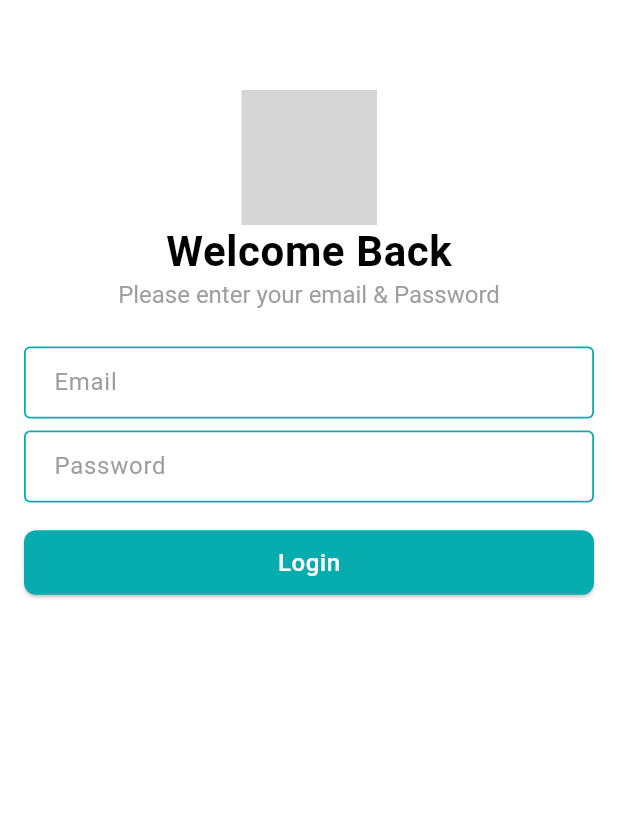
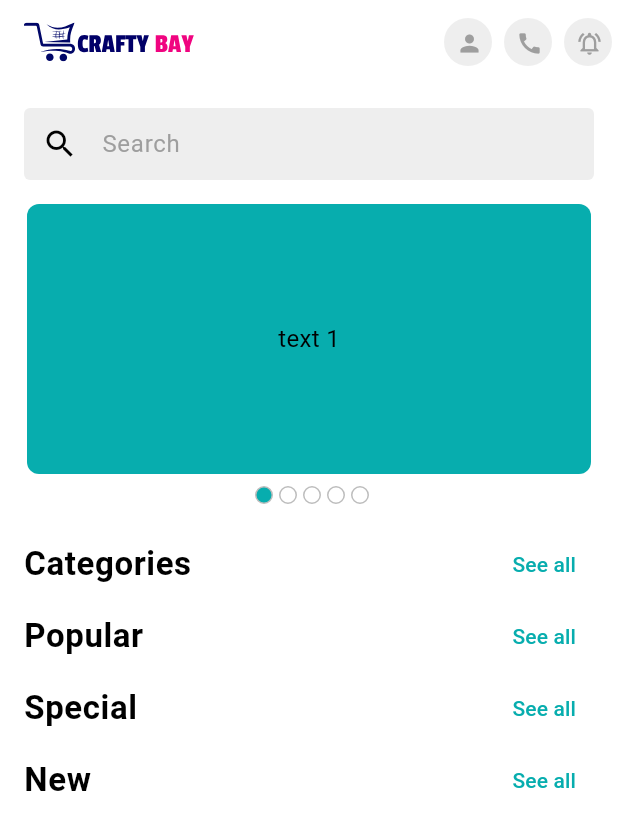
Before and after one commit to jihanurrahman33/crafty_bay, a Flutter app: the screen it shows after launch, on a phone screen of 412 x 824 dp. Shown: the top 830 px of the screen. Run offline on Flutter 3.47's test engine with Material 3 defaults, Android fonts, the phone set to English and light mode, and no system bars; drawn by our look-alikes of carousel_slider; our stand-ins replace firebase_core, firebase_crashlytics, flutter_svg; accounts and stored records are empty; generated files the repository leaves out were written again; grey boxes are pictures that could not be loaded.

Commit message:
[WIP]: Home Screen ui design in Progress

```diff
--- a/lib/app/app_routes.dart
+++ b/lib/app/app_routes.dart
@@ -1,6 +1,7 @@
 import 'package:crafty_bay/features/auth/ui/screens/login_screen.dart';
 import 'package:crafty_bay/features/auth/ui/screens/sign_up_screen.dart';
 import 'package:crafty_bay/features/auth/ui/screens/splash_screen.dart';
+import 'package:crafty_bay/features/home/ui/screens/home_screen.dart';
 import 'package:flutter/material.dart';
 
 class AppRoutes {
@@ -16,6 +17,9 @@ class AppRoutes {
     if (settings.name == SignUpScreen.name) {
       screenWidget = SignUpScreen();
     }
+    if(settings.name==HomeScreen.name){
+      screenWidget=HomeScreen();
+    }
 
     return MaterialPageRoute(builder: (context) => screenWidget);
   }
--- a/lib/app/app_theme.dart
+++ b/lib/app/app_theme.dart
@@ -45,6 +45,16 @@ class AppTheme {
         letterSpacing: 0.4,
       ),
       headlineMedium: TextStyle(fontSize: 16, color: Colors.grey),
+      titleMedium: TextStyle(
+        fontSize: 24,
+        fontWeight: FontWeight.w600,
+        letterSpacing: 0.4,
+      ),
+      titleSmall: TextStyle(
+        fontSize: 22,
+        fontWeight: FontWeight.w600,
+        letterSpacing: 0.4,
+      ),
     );
   }
 }
--- /dev/null
+++ b/lib/app/assets_paths.dart
@@ -0,0 +1,6 @@
+class AssetPath{
+  static const String _imageUrl='assets/images';
+  static const String appLogoSvg='$_imageUrl/logo.svg';
+  static const String navAppLogoSvg='$_imageUrl/logo_nav.svg';
+
+}
--- a/lib/features/auth/ui/screens/login_screen.dart
+++ b/lib/features/auth/ui/screens/login_screen.dart
@@ -87,4 +87,10 @@ class _LoginScreenState extends State<LoginScreen> {
     // }
     Navigator.pushNamed(context, SignUpScreen.name);
   }
+  @override
+  void dispose() {
+    _emailTEController.dispose();
+    _passwordTEController.dispose();
+    super.dispose();
+  }
 }
--- a/lib/features/auth/ui/screens/sign_up_screen.dart
+++ b/lib/features/auth/ui/screens/sign_up_screen.dart
@@ -160,4 +160,16 @@ class _SignUpScreenState extends State<SignUpScreen> {
   void _onTapSignUpButton() {
     if (_formKey.currentState!.validate()) {}
   }
+
+  @override
+  void dispose() {
+    _emailTEController.dispose();
+    _firstNameTEController.dispose();
+    _lastNameTEController.dispose();
+    _passwordTEController.dispose();
+    _mobileTEController.dispose();
+    _cityTEController.dispose();
+    _addressTEController.dispose();
+    super.dispose();
+  }
 }
--- a/lib/features/auth/ui/screens/splash_screen.dart
+++ b/lib/features/auth/ui/screens/splash_screen.dart
@@ -2,6 +2,7 @@ import 'dart:async';
 
 import 'package:crafty_bay/features/auth/ui/screens/login_screen.dart';
 import 'package:crafty_bay/features/auth/ui/widgets/app_logo.dart';
+import 'package:crafty_bay/features/home/ui/screens/home_screen.dart';
 import 'package:flutter/material.dart';
 
 class SplashScreen extends StatefulWidget {
@@ -13,14 +14,14 @@ class SplashScreen extends StatefulWidget {
 }
 
 class _SplashScreenState extends State<SplashScreen> {
-  Future<void> _moveToNextScreen() async {
+  Future<void> _moveToHomeScreen() async {
     await Future.delayed(Duration(seconds: 2));
-    Navigator.pushReplacementNamed(context, LoginScreen.name);
+    Navigator.pushReplacementNamed(context, HomeScreen.name);
   }
 
   @override
   void initState() {
-    _moveToNextScreen();
+    _moveToHomeScreen();
     super.initState();
   }
 
--- /dev/null
+++ b/lib/features/auth/ui/widgets/app_logo.dart
@@ -0,0 +1,19 @@
+import 'package:crafty_bay/app/assets_paths.dart';
+import 'package:flutter/material.dart';
+import 'package:flutter_svg/svg.dart';
+
+class AppLogo extends StatelessWidget {
+  const AppLogo({super.key, this.height, this.width});
+  final double? width;
+  final double? height;
+
+  @override
+  Widget build(BuildContext context) {
+    return SvgPicture.asset(
+      AssetPath.appLogoSvg,
+      width: width ?? 120,
+      height: height,
+      fit: BoxFit.scaleDown,
+    );
+  }
+}
--- /dev/null
+++ b/lib/features/home/ui/screens/home_screen.dart
@@ -0,0 +1,70 @@
+import 'package:carousel_slider/carousel_slider.dart';
+import 'package:crafty_bay/app/assets_paths.dart';
+import 'package:flutter/material.dart';
+import 'package:flutter_svg/flutter_svg.dart';
+
+import '../widgets/app_bar_icon_button.dart';
+import '../widgets/home_carousel_slider.dart';
+import '../widgets/product_search_bar.dart';
+
+class HomeScreen extends StatefulWidget {
+  const HomeScreen({super.key});
+  static final String name = '/home';
+
+  @override
+  State<HomeScreen> createState() => _HomeScreenState();
+}
+
+class _HomeScreenState extends State<HomeScreen> {
+  @override
+  Widget build(BuildContext context) {
+    return Scaffold(
+      appBar: _buildAppBar(),
+      body: Padding(
+        padding: const EdgeInsets.symmetric(horizontal: 16.0),
+        child: Column(
+          children: [
+            SizedBox(height: 16),
+            ProductSearchBar(),
+            SizedBox(height: 16),
+            HomeCarouselSlider(),
+            SizedBox(height: 16),
+            _buildSectionHeader(title: 'Categories',onTapSeeAll: (){}),
+
+            _buildSectionHeader(title: 'Popular',onTapSeeAll: (){}),
+            _buildSectionHeader(title: 'Special',onTapSeeAll: (){}),
+            _buildSectionHeader(title: 'New',onTapSeeAll: (){}),
+          ],
+        ),
+      ),
+    );
+  }
+
+
+
+  AppBar _buildAppBar() {
+    return AppBar(
+      title: SvgPicture.asset(AssetPath.navAppLogoSvg),
+      actions: [
+        AppBarIconButton(iconData: Icons.person, onTap: () {}),
+        AppBarIconButton(iconData: Icons.call, onTap: () {}),
+        AppBarIconButton(
+          iconData: Icons.notifications_on_outlined,
+          onTap: () {},
+        ),
+      ],
+    );
+  }
+  Widget _buildSectionHeader({required String title,required VoidCallback onTapSeeAll}) {
+    return Row(
+      mainAxisAlignment: MainAxisAlignment.spaceBetween,
+      children: [
+        Text(
+          title,
+          style: Theme.of(context).textTheme.titleSmall,
+        ),
+        TextButton(onPressed: onTapSeeAll, child: Text('See all')),
+      ],
+    );
+  }
+}
--- /dev/null
+++ b/lib/features/home/ui/widgets/app_bar_icon_button.dart
@@ -0,0 +1,26 @@
+import 'package:flutter/material.dart';
+
+class AppBarIconButton extends StatelessWidget {
+  const AppBarIconButton({
+    super.key,
+    required this.iconData,
+    required this.onTap,
+  });
+  final VoidCallback onTap;
+  final IconData iconData;
+
+  @override
+  Widget build(BuildContext context) {
+    return Padding(
+      padding: const EdgeInsets.symmetric(horizontal: 4),
+      child: CircleAvatar(
+        radius: 16,
+        backgroundColor: Colors.grey.shade200,
+        child: IconButton(
+          onPressed: onTap,
+          icon: Icon(iconData, color: Colors.grey, size: 18),
+        ),
+      ),
+    );
+  }
+}
--- /dev/null
+++ b/lib/features/home/ui/widgets/home_carousel_slider.dart
@@ -0,0 +1,69 @@
+import 'package:carousel_slider/carousel_slider.dart';
+import 'package:crafty_bay/app/app_colors.dart';
+import 'package:flutter/material.dart';
+
+class HomeCarouselSlider extends StatefulWidget {
+  const HomeCarouselSlider({super.key});
+
+  @override
+  State<HomeCarouselSlider> createState() => _HomeCarouselSliderState();
+}
+
+class _HomeCarouselSliderState extends State<HomeCarouselSlider> {
+  final ValueNotifier<int> _currentSlider = ValueNotifier(0);
+  @override
+  Widget build(BuildContext context) {
+    return Column(
+      children: [
+        CarouselSlider(
+          options: CarouselOptions(
+            height: 180.0,
+            viewportFraction: 1,
+            onPageChanged: (int currentIndex, _) {
+              _currentSlider.value = currentIndex;
+            },
+          ),
+          items:
+              [1, 2, 3, 4, 5].map((i) {
+                return Builder(
+                  builder: (BuildContext context) {
+                    return Container(
+                      width: MediaQuery.of(context).size.width,
+                      margin: EdgeInsets.symmetric(horizontal: 2.0),
+                      decoration: BoxDecoration(
+                        borderRadius: BorderRadius.circular(8),
+                        color: AppColors.themeColor,
+                      ),
+                      alignment: Alignment.center,
+                      child: Text('text $i', style: TextStyle(fontSize: 16.0)),
+                    );
+                  },
+                );
+              }).toList(),
+        ),
+        SizedBox(height: 8),
+        ValueListenableBuilder(
+          valueListenable: _currentSlider,
+          builder: (context, index, _) {
+            return Row(
+              mainAxisAlignment: MainAxisAlignment.center,
+              children: [
+                for (int i = 0; i < 5; i++)
+                  Container(
+                    margin: EdgeInsets.only(left: 4),
+                    width: 12,
+                    height: 12,
+                    decoration: BoxDecoration(
+                      border: Border.all(color: Colors.grey.shade400, width: 1),
+                      borderRadius: BorderRadius.circular(8),
+                      color: index == i ? AppColors.themeColor : null,
+                    ),
+                  ),
+              ],
+            );
+          },
+        ),
+      ],
+    );
+  }
+}
--- /dev/null
+++ b/lib/features/home/ui/widgets/product_search_bar.dart
@@ -0,0 +1,27 @@
+import 'package:flutter/material.dart';
+
+class ProductSearchBar extends StatelessWidget {
+  const ProductSearchBar({
+    super.key,
+  });
+
+  @override
+  Widget build(BuildContext context) {
+    return TextField(
+      textInputAction: TextInputAction.search,
+      onSubmitted: (String? value){
+        //TODO: Search a Product
+      },
+      decoration: InputDecoration(
+        hintText: 'Search',
+
+        prefixIcon: Icon(Icons.search),
+        fillColor: Colors.grey.shade200,
+        filled: true,
+        enabledBorder: OutlineInputBorder(borderSide: BorderSide.none),
+        focusedBorder: OutlineInputBorder(borderSide: BorderSide.none),
+        border: OutlineInputBorder(borderSide: BorderSide.none),
+      ),
+    );
+  }
+}
--- a/pubspec.yaml
+++ b/pubspec.yaml
@@ -15,6 +15,7 @@ dependencies:
   firebase_core:
   firebase_crashlytics: ^4.3.6
   flutter_svg: ^2.1.0
+  carousel_slider: ^5.0.0
 
 dev_dependencies:
   flutter_test:
```
Also changed, not shown: assets/images/logo.svg (added), assets/images/logo_nav.svg (added), pubspec.lock.
